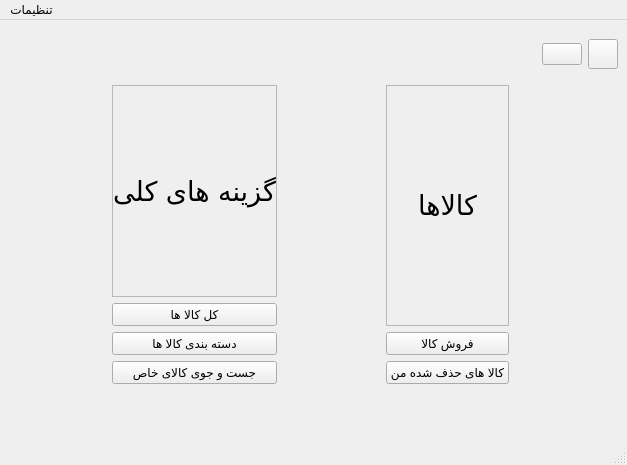
Old version of the form SellerWindow.ui in the repository Alireza8hi/Project-DigiKala.
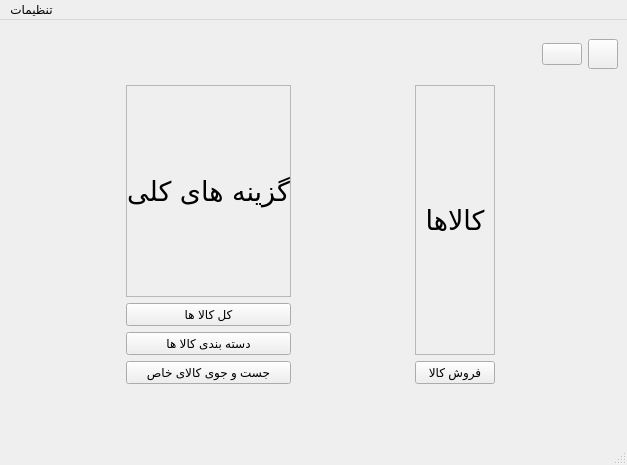
New version of the form. Icons and pictures are not drawn.

The edit to the form file:
```diff
--- a/SellerWindow.ui
+++ b/SellerWindow.ui
@@ -148,20 +148,6 @@
         </property>
        </widget>
       </item>
-      <item>
-       <widget class="QPushButton" name="DeletedCommoditieBtn">
-        <property name="styleSheet">
-         <string notr="true">color: rgb(0, 0, 0);</string>
-        </property>
-        <property name="text">
-         <string>کالا های حذف شده من</string>
-        </property>
-        <property name="icon">
-         <iconset resource="icons.qrc">
-          <normaloff>:/Icons/Icons/deleted-icon-9.jpg</normaloff>:/Icons/Icons/deleted-icon-9.jpg</iconset>
-        </property>
-       </widget>
-      </item>
      </layout>
     </item>
     <item row="0" column="1">
```
Left out of the diff: 16 changed lines with no effect on the pictures.
